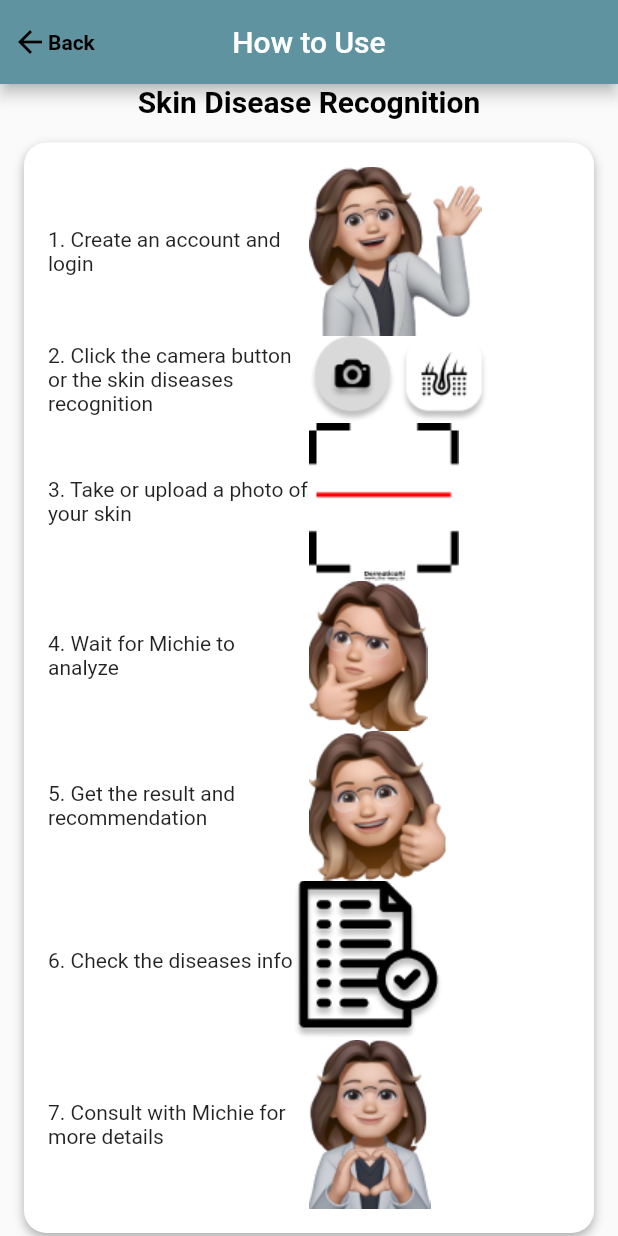
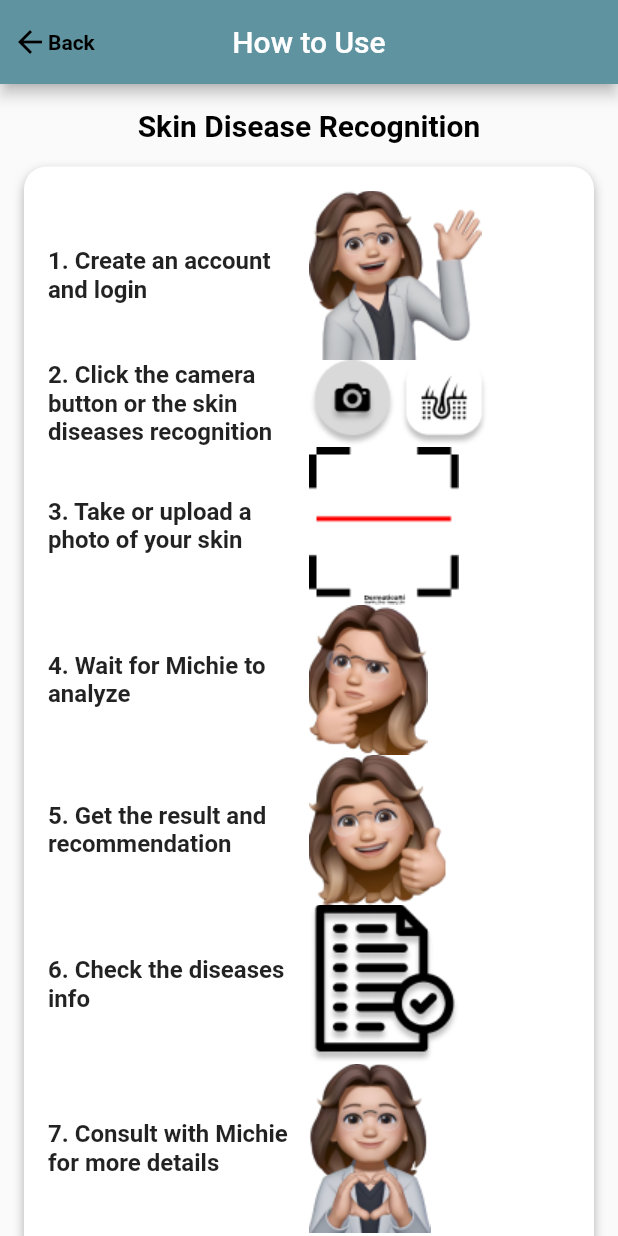
Before and after one commit to Raylouiss/DermaticaAI_FE, a Flutter app: the HowToUse screen opened directly, on a phone screen of 412 x 824 dp. Run offline on Flutter 3.47's test engine with Material 2 defaults, Android fonts, the phone set to English and light mode, and no system bars; our stand-ins replace camera, image_picker; missing offline and left inert: avatars.

Commit message:
feat : add Route to How to use and Support & fix layout How to use page

```diff
--- a/lib/screen/how_to_use.dart
+++ b/lib/screen/how_to_use.dart
@@ -37,11 +37,13 @@ class _HowToUseState extends State<HowToUse> {
         leadingWidth: 90,
       ),
       body:
-      SingleChildScrollView(
+      SafeArea(
+        child: SingleChildScrollView(
           child: Column(
             children: [
-            Align(
+              Container(
                 alignment: Alignment.center,
+                padding: EdgeInsets.only(top:16),
                 child: Text(
                   'Skin Disease Recognition',
                   style: TextStyle(
@@ -72,7 +74,11 @@ class _HowToUseState extends State<HowToUse> {
                           children: [
                             Flexible(
                               flex: 1,
-                            child: Text('1. Create an account and login'),
+                              child: Text('1. Create an account and login',
+                                style: TextStyle(
+                                    fontWeight: FontWeight.bold,
+                                    fontSize: 16
+                                ),),
                             ),
                             Flexible(
                               flex: 1,
@@ -84,7 +90,11 @@ class _HowToUseState extends State<HowToUse> {
                           children: [
                             Flexible(
                               flex: 1,
-                            child: Text('2. Click the camera button or the skin diseases recognition'),
+                              child: Text('2. Click the camera button or the skin diseases recognition',
+                                style: TextStyle(
+                                    fontWeight: FontWeight.bold,
+                                    fontSize: 16
+                                ),),
                             ),
                             Flexible(
                               flex: 1,
@@ -96,7 +106,11 @@ class _HowToUseState extends State<HowToUse> {
                           children: [
                             Flexible(
                               flex: 1,
-                            child: Text('3. Take or upload a photo of your skin'),
+                              child: Text('3. Take or upload a photo of your skin',
+                                style: TextStyle(
+                                    fontWeight: FontWeight.bold,
+                                    fontSize: 16
+                                ),),
                             ),
                             Flexible(
                               flex: 1,
@@ -108,7 +122,11 @@ class _HowToUseState extends State<HowToUse> {
                           children: [
                             Flexible(
                               flex: 1,
-                            child: Text('4. Wait for Michie to analyze'),
+                              child: Text('4. Wait for Michie to analyze',
+                                style: TextStyle(
+                                    fontWeight: FontWeight.bold,
+                                    fontSize: 16
+                                ),),
                             ),
                             Flexible(
                               flex: 1,
@@ -120,7 +138,11 @@ class _HowToUseState extends State<HowToUse> {
                           children: [
                             Flexible(
                               flex: 1,
-                            child: Text('5. Get the result and recommendation'),
+                              child: Text('5. Get the result and recommendation',
+                                  style: TextStyle(
+                                  fontWeight: FontWeight.bold,
+                                  fontSize: 16
+                              ),),
                             ),
                             Flexible(
                               flex: 1,
@@ -132,7 +154,11 @@ class _HowToUseState extends State<HowToUse> {
                           children: [
                             Flexible(
                               flex: 1,
-                            child: Text('6. Check the diseases info'),
+                              child: Text('6. Check the diseases info',
+                              style: TextStyle(
+                                fontWeight: FontWeight.bold,
+                                fontSize: 16
+                              ),),
                             ),
                             Flexible(
                               flex: 1,
@@ -144,7 +170,11 @@ class _HowToUseState extends State<HowToUse> {
                           children: [
                             Flexible(
                               flex: 1,
-                            child: Text('7. Consult with Michie for more details'),
+                              child: Text('7. Consult with Michie for more details',
+                                style: TextStyle(
+                                    fontWeight: FontWeight.bold,
+                                    fontSize: 16
+                                ),),
                             ),
                             Flexible(
                               flex: 1,
@@ -166,7 +196,8 @@ class _HowToUseState extends State<HowToUse> {
                          'You can also ask Michie anytime by clicking the AI Chatbot on homepage',
                          textAlign: TextAlign.center, // Align text within the Text widget to center
                          style: TextStyle(
-                         // Add any desired styles here
+                               fontWeight: FontWeight.bold,
+                               fontSize: 16
                          ),
                        ),
                      ),
@@ -177,6 +208,7 @@ class _HowToUseState extends State<HowToUse> {
             ],
           ),
         ),
+      ),
     );
   }
 }
--- a/lib/screen/profile.dart
+++ b/lib/screen/profile.dart
@@ -1,4 +1,8 @@
+import 'package:firstapp/screen/how_to_use.dart';
+import 'package:firstapp/screen/support.dart';
 import 'package:flutter/material.dart';
+
+import 'Login.dart';
 
 class Profile extends StatefulWidget {
   const Profile({super.key});
@@ -188,7 +192,10 @@ class _ProfileState extends State<Profile> {
                           IconButton(
                             icon: Icon(Icons.chevron_right, size: 20),
                             onPressed: () {
-                              // Your action here
+                              Navigator.push(
+                                context,
+                                MaterialPageRoute(builder: (context) => HowToUse()),
+                              );
                             },
                           )
                         ],
@@ -238,7 +245,10 @@ class _ProfileState extends State<Profile> {
                         children: [IconButton(
                           icon: Icon(Icons.chevron_right, size: 20),
                           onPressed: () {
-                            // Your action here
+                            Navigator.push(
+                              context,
+                              MaterialPageRoute(builder: (context) => Support()),
+                            );
                           },
                         )
                         ],
@@ -263,7 +273,10 @@ class _ProfileState extends State<Profile> {
                         children: [IconButton(
                           icon: Icon(Icons.chevron_right, size: 20),
                           onPressed: () {
-                            // Your action here
+                            Navigator.push(
+                              context,
+                              MaterialPageRoute(builder: (context) => Login()),
+                            );
                           },
                         )
                         ],
```
Lines whose indentation alone changed are shown as unchanged.
